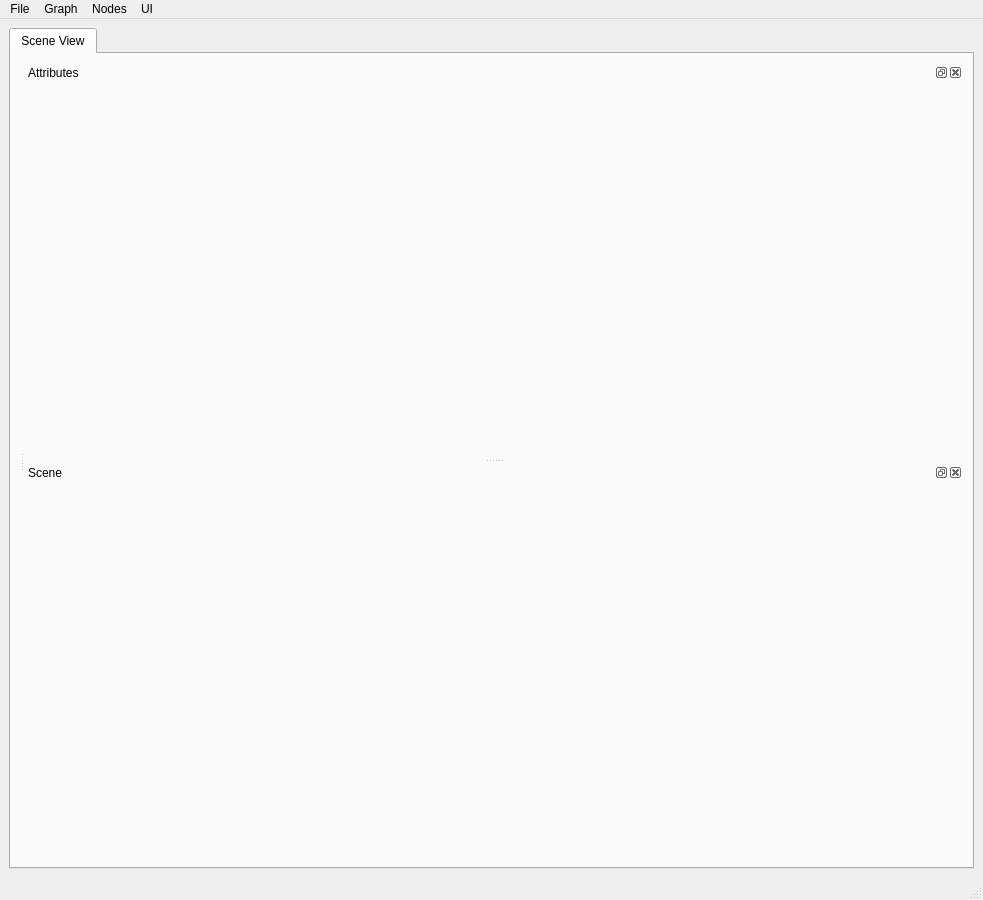
First picture: the form in ui/SceneGraph.ui, repository mfessenden/SceneGraph, before the edit.
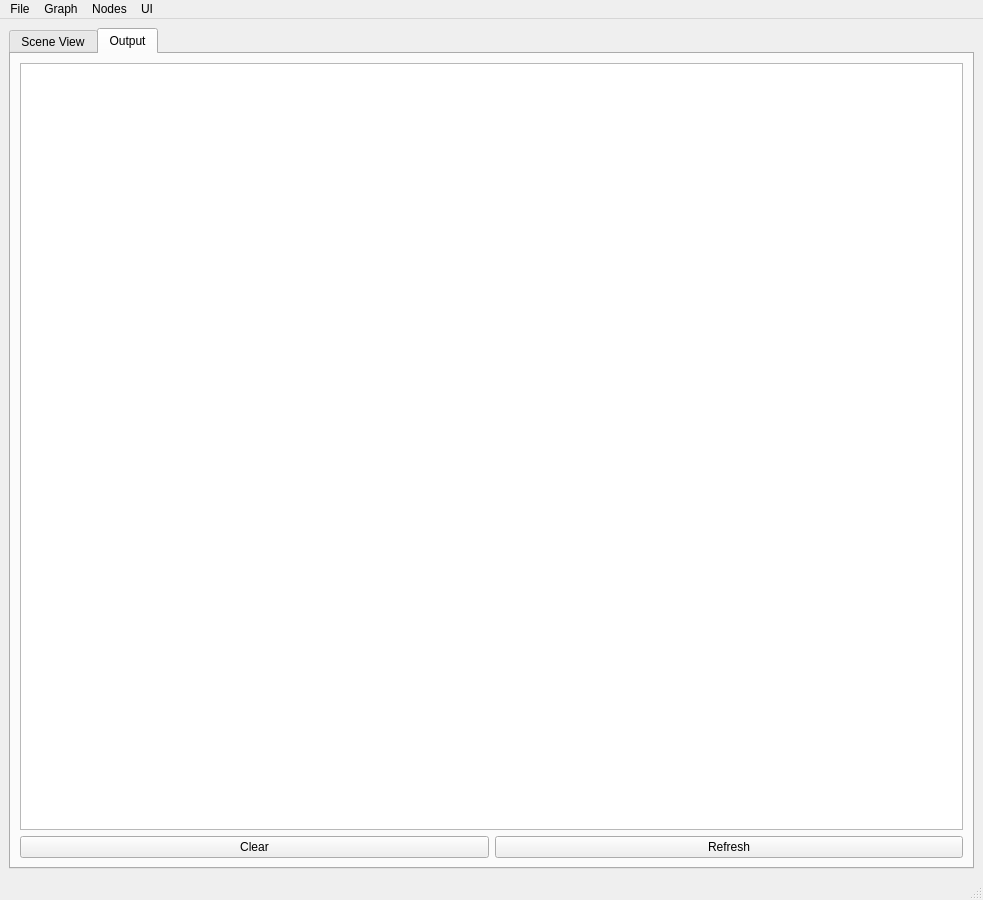
Second picture: the form after the edit. The open tabs and pages were chosen to show the change. Icons and pictures are not drawn.

The edit to the form file:
```diff
--- a/ui/SceneGraph.ui
+++ b/ui/SceneGraph.ui
@@ -99,6 +99,34 @@
         </item>
        </layout>
       </widget>
+      <widget class="QWidget" name="outputTab">
+       <attribute name="title">
+        <string>Output</string>
+       </attribute>
+       <layout class="QVBoxLayout" name="outputTabLayout">
+        <item>
+         <widget class="QTextBrowser" name="outputTextBrowser"/>
+        </item>
+        <item>
+         <layout class="QHBoxLayout" name="outputButtonsLayout">
+          <item>
+           <widget class="QPushButton" name="button_clear">
+            <property name="text">
+             <string>Clear</string>
+            </property>
+           </widget>
+          </item>
+          <item>
+           <widget class="QPushButton" name="button_refresh">
+            <property name="text">
+             <string>Refresh</string>
+            </property>
+           </widget>
+          </item>
+         </layout>
+        </item>
+       </layout>
+      </widget>
      </widget>
     </item>
    </layout>
```
